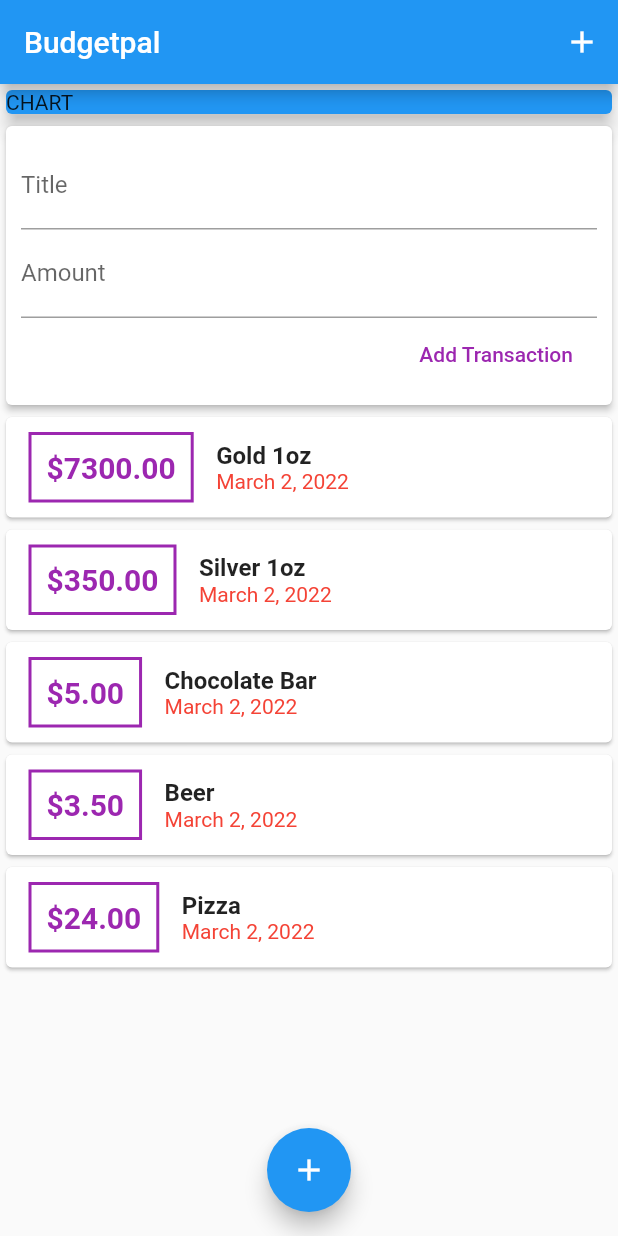
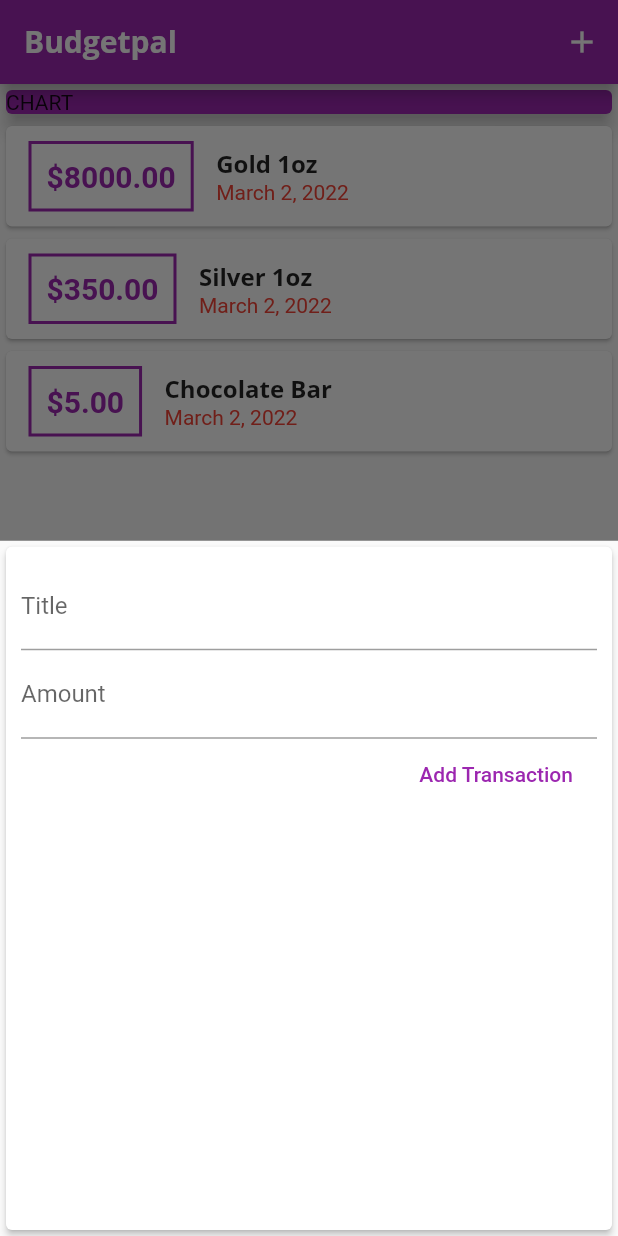
Before and after one commit to damianwojcik/flutter-budgetpal, a Flutter app: the screen it shows after launch, after a tap on the "add" icon, on a phone screen of 412 x 824 dp. Run offline on Flutter 3.47's test engine with Material 2 defaults, Android fonts, the phone set to English and light mode, and no system bars.

Commit message:
lesson 98

```diff
--- a/lib/main.dart
+++ b/lib/main.dart
@@ -1,6 +1,7 @@
 import 'package:flutter/material.dart';
 
-import './widgets/user_transactions.dart';
+import './models/transaction.dart';
+import './widgets/transaction_list.dart';
 import './widgets/new_transaction.dart';
 
 void main() {
@@ -15,8 +16,19 @@
     return MaterialApp(
       title: 'Budgetpal',
       theme: ThemeData(
-        primarySwatch: Colors.blue,
-      ),
+          primarySwatch: Colors.purple,
+          accentColor: Colors.amber,
+          fontFamily: 'Quicksand',
+          textTheme: ThemeData.light().textTheme.copyWith(
+              headline6: TextStyle(
+                  fontFamily: 'OpenSans',
+                  fontWeight: FontWeight.bold,
+                  fontSize: 16)),
+          appBarTheme: AppBarTheme(
+              titleTextStyle: TextStyle(
+                  fontFamily: 'OpenSans',
+                  fontSize: 20,
+                  fontWeight: FontWeight.bold))),
       home: MyHomePage(title: 'Budgetpal'),
     );
   }
@@ -31,21 +43,49 @@
 }
 
 class _MyHomePageState extends State<MyHomePage> {
-  // void startAddNewTransaction(BuildContext ctx) {
-  //   showModalBottomSheet(
-  //     context: ctx,
-  //     builder: (_) {
-  //       return NewTransaction();
-  //     },
-  //   );
-  // }
+  final List<Transaction> _userTransactions = [
+    Transaction(
+        id: 'T1', title: 'Gold 1oz', amount: 8000, date: DateTime.now()),
+    Transaction(
+        id: 'T2', title: 'Silver 1oz', amount: 350, date: DateTime.now()),
+    Transaction(
+        id: 'T3', title: 'Chocolate Bar', amount: 5, date: DateTime.now()),
+  ];
+
+  void _addNewTransaction(String title, double amount) {
+    final newTransaction = Transaction(
+        title: title,
+        amount: amount,
+        date: DateTime.now(),
+        id: DateTime.now().toString());
+
+    setState(() {
+      _userTransactions.add(newTransaction);
+    });
+  }
+
+  void _startAddNewTransaction(BuildContext ctx) {
+    showModalBottomSheet(
+      context: ctx,
+      builder: (_) {
+        return GestureDetector(
+            behavior: HitTestBehavior.opaque,
+            onTap: () {},
+            child: NewTransaction(_addNewTransaction));
+      },
+    );
+  }
 
   @override
   Widget build(BuildContext context) {
     return Scaffold(
       appBar: AppBar(
         title: Text(widget.title),
-        actions: <Widget>[IconButton(onPressed: () {}, icon: Icon(Icons.add))],
+        actions: <Widget>[
+          IconButton(
+              onPressed: () => _startAddNewTransaction(context),
+              icon: Icon(Icons.add))
+        ],
       ),
       body: SingleChildScrollView(
         child: Column(
@@ -53,17 +93,17 @@
           crossAxisAlignment: CrossAxisAlignment.start,
           children: <Widget>[
             Card(
-              color: Colors.blue,
+              color: Theme.of(context).primaryColor,
               child: Container(width: double.infinity, child: Text('CHART')),
               elevation: 5,
             ),
-            UserTransactions()
+            TransactionList(_userTransactions),
           ],
         ),
       ),
       floatingActionButtonLocation: FloatingActionButtonLocation.centerFloat,
       floatingActionButton: FloatingActionButton(
-        onPressed: () {},
+        onPressed: () => _startAddNewTransaction(context),
         child: Icon(Icons.add),
       ),
     );
--- a/lib/widgets/new_transaction.dart
+++ b/lib/widgets/new_transaction.dart
@@ -1,11 +1,18 @@
 import 'package:flutter/material.dart';
 
-class NewTransaction extends StatelessWidget {
+class NewTransaction extends StatefulWidget {
   final Function addTransaction;
-  final titleController = TextEditingController();
-  final amountController = TextEditingController();
 
   NewTransaction(this.addTransaction);
+
+  @override
+  State<NewTransaction> createState() => _NewTransactionState();
+}
+
+class _NewTransactionState extends State<NewTransaction> {
+  final titleController = TextEditingController();
+
+  final amountController = TextEditingController();
 
   void submitData() {
     final enteredTitle = titleController.text;
@@ -15,7 +22,9 @@
       return;
     }
 
-    addTransaction(enteredTitle, enteredAmount);
+    widget.addTransaction(enteredTitle, enteredAmount);
+
+    Navigator.of(context).pop();
   }
 
   @override
--- a/lib/widgets/transaction_list.dart
+++ b/lib/widgets/transaction_list.dart
@@ -20,21 +20,22 @@
               Container(
                   margin: EdgeInsets.symmetric(vertical: 10, horizontal: 15),
                   decoration: BoxDecoration(
-                      border: Border.all(color: Colors.purple, width: 2)),
+                      border: Border.all(
+                          color: Theme.of(context).primaryColor, width: 2)),
                   padding: EdgeInsets.all(10),
                   child: Text(
                     '\$${transactions[index].amount.toStringAsFixed(2)}',
                     style: TextStyle(
                         fontWeight: FontWeight.bold,
                         fontSize: 20,
-                        color: Colors.purple),
+                        color: Theme.of(context).primaryColor),
                   )),
               Column(
                 crossAxisAlignment: CrossAxisAlignment.start,
                 children: <Widget>[
                   Text(
                     transactions[index].title,
-                    style: TextStyle(fontSize: 16, fontWeight: FontWeight.bold),
+                    style: Theme.of(context).textTheme.headline6,
                   ),
                   Text(DateFormat.yMMMMd().format(transactions[index].date),
                       style: TextStyle(color: Colors.red))
--- a/lib/widgets/user_transactions.dart
+++ /dev/null
@@ -1,45 +0,0 @@
-import 'package:flutter/material.dart';
-
-import '../models/transaction.dart';
-import '../widgets/transaction_list.dart';
-import '../widgets/new_transaction.dart';
-
-class UserTransactions extends StatefulWidget {
-  @override
-  _UserTransactionsState createState() => _UserTransactionsState();
-}
-
-class _UserTransactionsState extends State<UserTransactions> {
-  final List<Transaction> _userTransactions = [
-    Transaction(
-        id: 'T1', title: 'Gold 1oz', amount: 7300, date: DateTime.now()),
-    Transaction(
-        id: 'T2', title: 'Silver 1oz', amount: 350, date: DateTime.now()),
-    Transaction(
-        id: 'T3', title: 'Chocolate Bar', amount: 5, date: DateTime.now()),
-    Transaction(id: 'T4', title: 'Beer', amount: 3.5, date: DateTime.now()),
-    Transaction(id: 'T5', title: 'Pizza', amount: 24, date: DateTime.now()),
-  ];
-
-  void _addNewTransaction(String title, double amount) {
-    final newTransaction = Transaction(
-        title: title,
-        amount: amount,
-        date: DateTime.now(),
-        id: DateTime.now().toString());
-
-    setState(() {
-      _userTransactions.add(newTransaction);
-    });
-  }
-
-  @override
-  Widget build(BuildContext context) {
-    return Column(
-      children: <Widget>[
-        NewTransaction(_addNewTransaction),
-        TransactionList(_userTransactions)
-      ],
-    );
-  }
-}
```
Also changed, not shown: pubspec.yaml (+11 -11 lines), assets/fonts/OpenSans-Bold.ttf (added), assets/fonts/OpenSans-Regular.ttf (added), assets/fonts/Quicksand-Bold.ttf (added), assets/fonts/Quicksand-Light.ttf (added), assets/fonts/Quicksand-Medium.ttf (added), assets/fonts/Quicksand-Regular.ttf (added).
